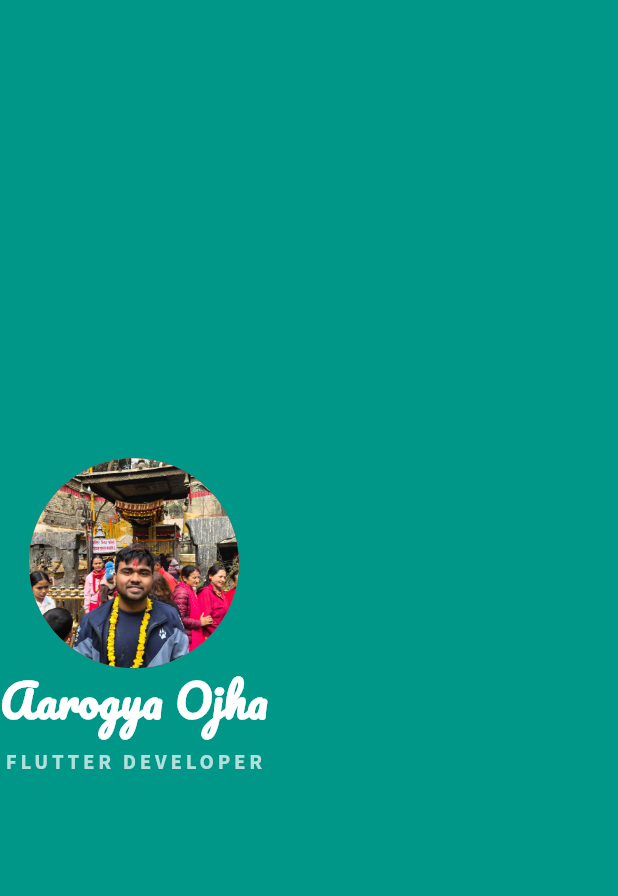
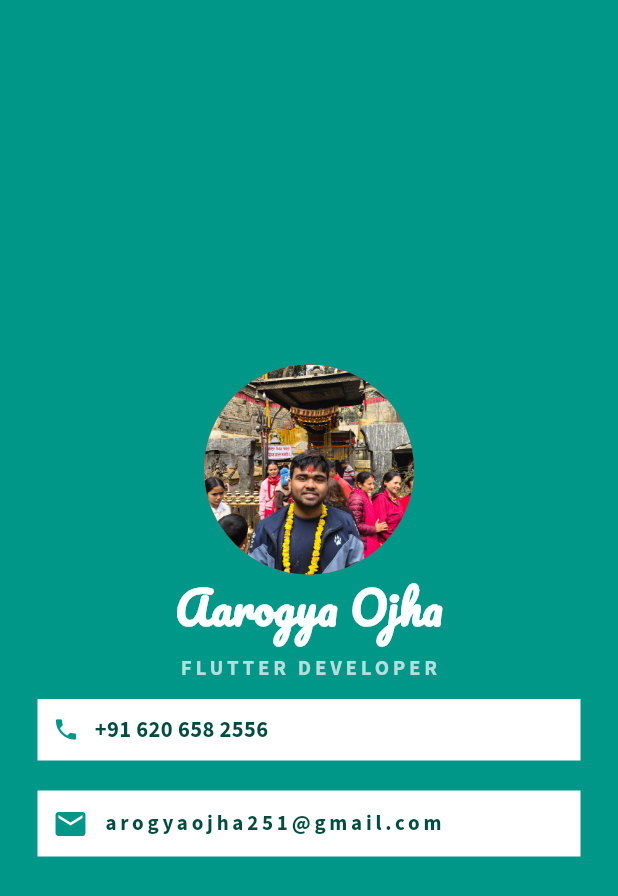
Before and after one commit to aarogyaojha/mi_card_flutter, a Flutter app: the screen it shows after launch, on a phone screen of 412 x 824 dp. Shown: the top 896 px of the screen. Run offline on Flutter 3.47's test engine with Material 3 defaults, Android fonts, the phone set to English and light mode, and no system bars.

Commit message:
added some containers and icons

```diff
--- a/lib/main.dart
+++ b/lib/main.dart
@@ -42,6 +42,46 @@ class MyApp extends StatelessWidget {
                   letterSpacing: 2.5,
                 ),
               ),
+              Container(
+                color: Colors.white,
+                margin: EdgeInsets.symmetric(vertical: 10, horizontal: 25),
+                padding: EdgeInsets.all(10),
+                child: Row(
+                  children: [
+                    Icon(Icons.phone, color: Colors.teal, size: 18),
+                    SizedBox(width: 10),
+                    Text(
+                      "+91 620 658 2556",
+                      style: TextStyle(
+                        color: Colors.teal[900],
+                        fontFamily: "Source Sans",
+                        fontSize: 15,
+                        fontWeight: FontWeight.bold,
+                      ),
+                    ),
+                  ],
+                ),
+              ),
+              Container(
+                margin: EdgeInsets.symmetric(vertical: 10, horizontal: 25),
+                padding: EdgeInsets.all(10),
+                color: Colors.white,
+                child: Row(
+                  children: [
+                    Icon(Icons.email, color: Colors.teal),
+                    SizedBox(width: 10),
+                    Text(
+                      "arogyaojha251@gmail.com",
+                      style: TextStyle(
+                        fontFamily: "Source Sans",
+                        letterSpacing: 2.5,
+                        color: Colors.teal[900],
+                        fontWeight: FontWeight.bold,
+                      ),
+                    ),
+                  ],
+                ),
+              ),
             ],
           ),
         ),
```
